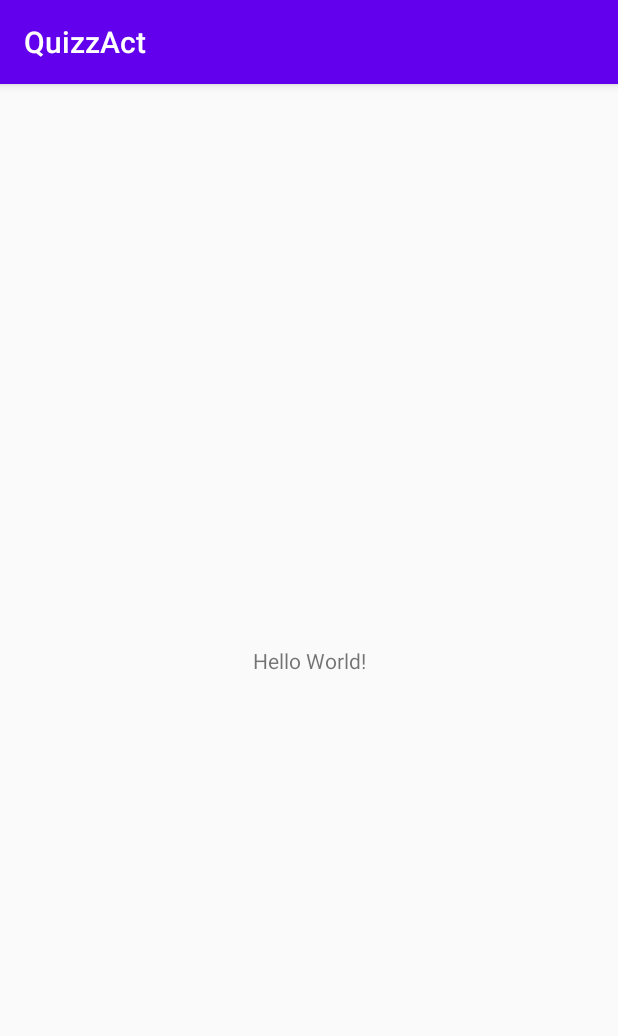
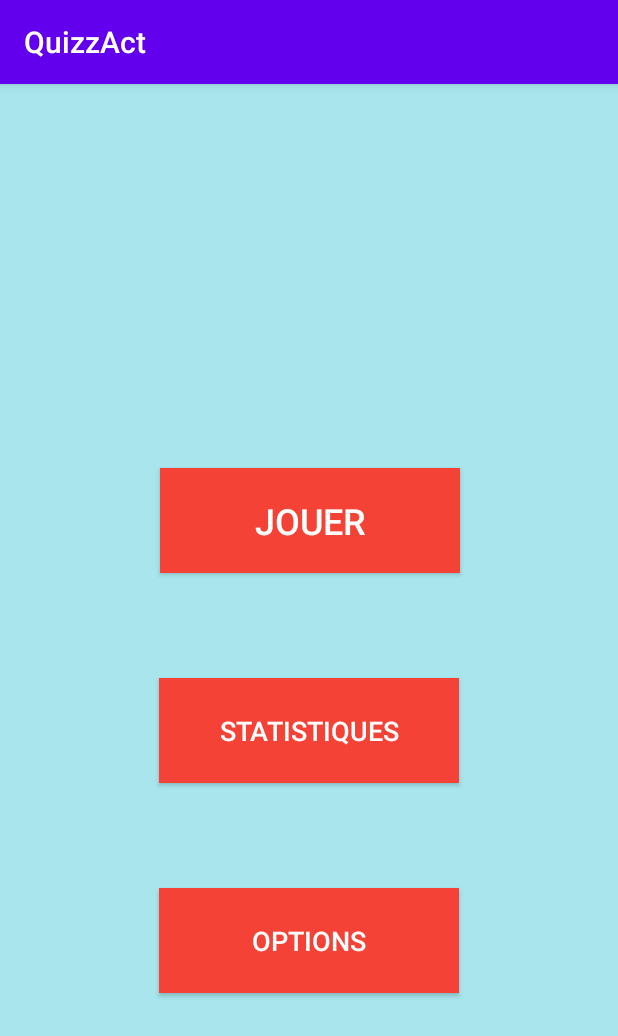
Before and after one commit to HippolyteG/QuizzAct, an Android app: the screen it shows after launch (MainActivity), on a phone screen of 412 x 824 dp. Shown: the top 1036 px of the screen. Run offline under Robolectric (Android 15) with nearby library versions, the phone set to English and light mode, and no system bars.

Commit message:
Page accueil

```diff
--- a/app/build.gradle
+++ b/app/build.gradle
@@ -31,4 +31,5 @@ dependencies {
     testImplementation 'junit:junit:4.12'
     androidTestImplementation 'androidx.test.ext:junit:1.1.1'
     androidTestImplementation 'androidx.test.espresso:espresso-core:3.2.0'
+    implementation 'com.google.android.material:material:1.0.0'
 }
--- a/app/src/main/AndroidManifest.xml
+++ b/app/src/main/AndroidManifest.xml
@@ -12,11 +12,9 @@
         <activity android:name=".MainActivity" android:screenOrientation="portrait">
             <intent-filter>
                 <action android:name="android.intent.action.MAIN" />
-
                 <category android:name="android.intent.category.LAUNCHER" />
             </intent-filter>
         </activity>
         <activity android:name=".QuizzActivity" android:label="@string/quizz_activity" android:screenOrientation="portrait"/>
     </application>
-
 </manifest>
--- a/app/src/main/java/com/example/quizzact/MainActivity.java
+++ b/app/src/main/java/com/example/quizzact/MainActivity.java
@@ -2,13 +2,29 @@ package com.example.quizzact;
 
 import androidx.appcompat.app.AppCompatActivity;
 
+import android.content.Intent;
 import android.os.Bundle;
+import android.view.View;
+import android.widget.Button;
 
 public class MainActivity extends AppCompatActivity {
+
+    Button buttonPlay;
 
     @Override
     protected void onCreate(Bundle savedInstanceState) {
         super.onCreate(savedInstanceState);
         setContentView(R.layout.activity_main);
+        this.buttonPlay = (Button) findViewById(R.id.buttonPlay);
+
+        this.buttonPlay.setOnClickListener(new View.OnClickListener() {
+
+            @Override
+            public void onClick(View v) {
+                Intent intent = new Intent(MainActivity.this,QuizzActivity.class);
+                startActivity(intent);
+            }
+        });
+
     }
 }
--- a/app/src/main/res/layout/activity_main.xml
+++ b/app/src/main/res/layout/activity_main.xml
@@ -4,15 +4,55 @@
     xmlns:tools="http://schemas.android.com/tools"
     android:layout_width="match_parent"
     android:layout_height="match_parent"
+    android:background="#A8E5ED"
     tools:context=".MainActivity">
 
-    <TextView
-        android:layout_width="wrap_content"
-        android:layout_height="wrap_content"
-        android:text="Hello World!"
-        app:layout_constraintBottom_toBottomOf="parent"
-        app:layout_constraintLeft_toLeftOf="parent"
-        app:layout_constraintRight_toRightOf="parent"
+    <Button
+        android:id="@+id/buttonPlay"
+        android:layout_width="200dp"
+        android:layout_height="70dp"
+        android:layout_marginStart="108dp"
+        android:layout_marginTop="256dp"
+        android:layout_marginEnd="109dp"
+        android:background="#F44336"
+        android:text="Jouer"
+        android:textColor="#FFFFFF"
+        android:textSize="24sp"
+        app:layout_constraintEnd_toEndOf="parent"
+        app:layout_constraintHorizontal_bias="0.333"
+        app:layout_constraintStart_toStartOf="parent"
         app:layout_constraintTop_toTopOf="parent" />
 
+    <Button
+        android:id="@+id/buttonStats"
+        android:layout_width="200dp"
+        android:layout_height="70dp"
+        android:layout_marginStart="106dp"
+        android:layout_marginTop="70dp"
+        android:layout_marginEnd="105dp"
+        android:background="#F44336"
+        android:text="Statistiques"
+        android:textColor="#FFFFFF"
+        android:textSize="18sp"
+        app:layout_constraintEnd_toEndOf="parent"
+        app:layout_constraintHorizontal_bias="0.0"
+        app:layout_constraintStart_toStartOf="parent"
+        app:layout_constraintTop_toBottomOf="@+id/buttonPlay" />
+
+    <Button
+        android:id="@+id/buttonSettings"
+        android:layout_width="200dp"
+        android:layout_height="70dp"
+        android:layout_marginStart="105dp"
+        android:layout_marginTop="70dp"
+        android:layout_marginEnd="106dp"
+        android:background="#F44336"
+        android:text="Options"
+        android:textColor="#FFFFFF"
+        android:textSize="18sp"
+        app:layout_constraintEnd_toEndOf="parent"
+        app:layout_constraintHorizontal_bias="1.0"
+        app:layout_constraintStart_toStartOf="parent"
+        app:layout_constraintTop_toBottomOf="@+id/buttonStats" />
+
 </androidx.constraintlayout.widget.ConstraintLayout>
```
